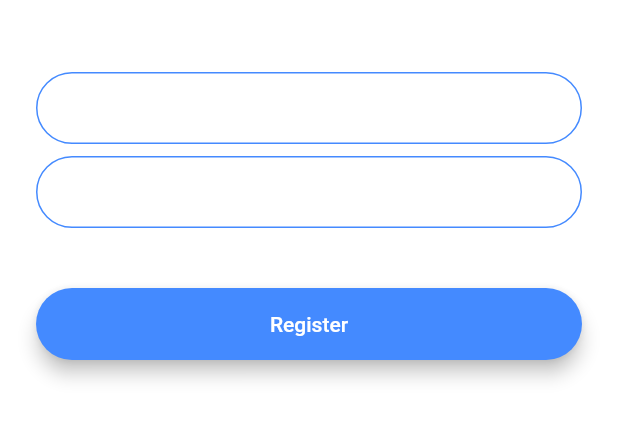
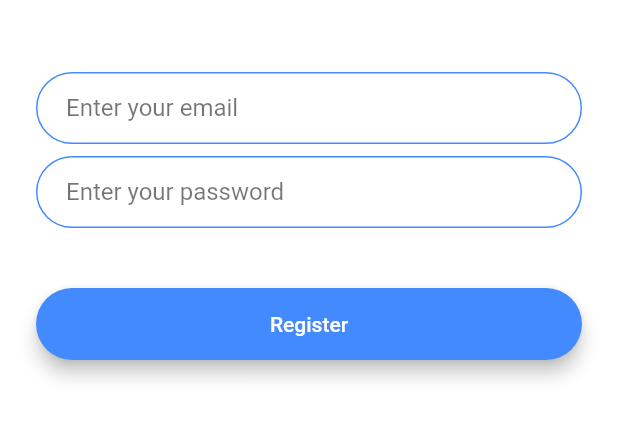
Before and after one commit to jafar690/flutter-chat-app, a Flutter app: the screen it shows after launch, after a tap on "Register", on a phone screen of 412 x 824 dp, the part 576-1018 px from its top. Run offline on Flutter 3.47's test engine with Material 2 defaults, Android fonts, the phone set to English and light mode, and no system bars; our stand-ins replace animated_text_kit.

```diff
--- a/lib/constants.dart
+++ b/lib/constants.dart
@@ -17,3 +17,19 @@ const kMessageContainerDecoration = BoxDecoration(
     top: BorderSide(color: Colors.lightBlueAccent, width: 2.0),
   ),
 );
+
+const kTextFieldDecoration = InputDecoration(
+  hintText: 'Enter a value',
+  contentPadding: EdgeInsets.symmetric(vertical: 10.0, horizontal: 20.0),
+  border: OutlineInputBorder(
+    borderRadius: BorderRadius.all(Radius.circular(32.0)),
+  ),
+  enabledBorder: OutlineInputBorder(
+    borderSide: BorderSide(color: Colors.blueAccent, width: 1.0),
+    borderRadius: BorderRadius.all(Radius.circular(32.0)),
+  ),
+  focusedBorder: OutlineInputBorder(
+    borderSide: BorderSide(color: Colors.blueAccent, width: 2.0),
+    borderRadius: BorderRadius.all(Radius.circular(32.0)),
+  ),
+);
--- a/lib/main.dart
+++ b/lib/main.dart
@@ -14,6 +14,9 @@ class FlashChat extends StatelessWidget {
         textTheme: const TextTheme(
           bodyText2: TextStyle(color: Colors.black54),
         ),
+        inputDecorationTheme: const InputDecorationTheme(
+          hintStyle: TextStyle(color: Colors.black54),
+        ),
       ),
       initialRoute: WelcomeScreen.id,
       routes: {
--- a/lib/screens/registration_screen.dart
+++ b/lib/screens/registration_screen.dart
@@ -1,5 +1,7 @@
 import 'package:flash_app/components/rounded_button.dart';
 import 'package:flutter/material.dart';
+
+import '../constants.dart';
 
 class RegistrationScreen extends StatefulWidget {
   static const id = 'registration_screen';
@@ -33,23 +35,8 @@ class _RegistrationScreenState extends State<RegistrationScreen> {
                 onChanged: (value) {
                   //Do something with the user input.
                 },
-              decoration: const InputDecoration(
-                hintText: 'Enter your email',
-                contentPadding:
-                    EdgeInsets.symmetric(vertical: 10.0, horizontal: 20.0),
-                border: OutlineInputBorder(
-                  borderRadius: BorderRadius.all(Radius.circular(32.0)),
-                ),
-                enabledBorder: OutlineInputBorder(
-                  borderSide: BorderSide(color: Colors.blueAccent, width: 1.0),
-                  borderRadius: BorderRadius.all(Radius.circular(32.0)),
-                ),
-                focusedBorder: OutlineInputBorder(
-                  borderSide: BorderSide(color: Colors.blueAccent, width: 2.0),
-                  borderRadius: BorderRadius.all(Radius.circular(32.0)),
-                ),
-              ),
-            ),
+                decoration: kTextFieldDecoration.copyWith(
+                    hintText: 'Enter your email')),
             const SizedBox(
               height: 8.0,
             ),
@@ -57,23 +44,8 @@ class _RegistrationScreenState extends State<RegistrationScreen> {
                 onChanged: (value) {
                   //Do something with the user input.
                 },
-              decoration: const InputDecoration(
-                hintText: 'Enter your password',
-                contentPadding:
-                    EdgeInsets.symmetric(vertical: 10.0, horizontal: 20.0),
-                border: OutlineInputBorder(
-                  borderRadius: BorderRadius.all(Radius.circular(32.0)),
-                ),
-                enabledBorder: OutlineInputBorder(
-                  borderSide: BorderSide(color: Colors.blueAccent, width: 1.0),
-                  borderRadius: BorderRadius.all(Radius.circular(32.0)),
-                ),
-                focusedBorder: OutlineInputBorder(
-                  borderSide: BorderSide(color: Colors.blueAccent, width: 2.0),
-                  borderRadius: BorderRadius.all(Radius.circular(32.0)),
-                ),
-              ),
-            ),
+                decoration: kTextFieldDecoration.copyWith(
+                    hintText: 'Enter your password')),
             const SizedBox(
               height: 24.0,
             ),
```
Lines whose indentation alone changed are shown as unchanged.
